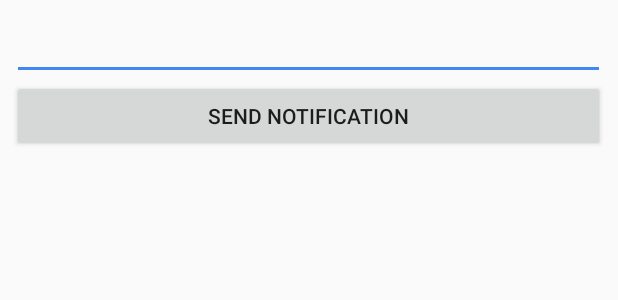
After one commit to segevsig/gymfit_01, an Android app: the layout messaging_screen2.xml on its own in the app's theme, with its tools: preview values and no code run, on a phone screen of 412 x 824 dp. The commit adds this screen. Shown: the top 300 px of the screen. Run offline under Robolectric (Android 15) with nearby library versions, the phone set to English and light mode, and no system bars.

Commit message:
עדכון נוטיפקציות

```diff
--- /dev/null
+++ b/app/src/main/res/layout/messaging_screen2.xml
@@ -0,0 +1,31 @@
+<?xml version="1.0" encoding="utf-8"?>
+<android.support.constraint.ConstraintLayout
+    xmlns:android="http://schemas.android.com/apk/res/android"
+    xmlns:app="http://schemas.android.com/apk/res-auto"
+    xmlns:tools="http://schemas.android.com/tools"
+    android:layout_width="match_parent"
+    android:layout_height="match_parent">
+
+    <LinearLayout
+        android:layout_width="395dp"
+        android:layout_height="643dp"
+        android:layout_marginStart="8dp"
+        android:layout_marginTop="8dp"
+        android:orientation="vertical"
+        app:layout_constraintStart_toStartOf="parent"
+        app:layout_constraintTop_toTopOf="parent">
+
+        <EditText
+            android:id="@+id/editText"
+            android:layout_width="match_parent"
+            android:layout_height="wrap_content"
+            android:ems="10"
+            android:inputType="textMultiLine" />
+
+        <Button
+            android:id="@+id/button2"
+            android:layout_width="match_parent"
+            android:layout_height="wrap_content"
+            android:text="send Notification" />
+    </LinearLayout>
+</android.support.constraint.ConstraintLayout>
--- a/app/src/main/res/values/strings.xml
+++ b/app/src/main/res/values/strings.xml
@@ -3,7 +3,7 @@
     <string name="selected_coach">Selected coach:</string>
     <string name="your_goal">Your goal:</string>
 
-
+    <string name="default_notification_channel_id">Gymfit_CH_01</string>
     <string-array name="goals">
         <item>Your goals</item>
         <item>Get fitter</item>
```
Also changed, not shown: app/src/main/AndroidManifest.xml (+16 -0 lines), app/src/main/java/segev/gimfit/FirebaseMessagingService.java (added, +52 -0 lines), app/src/main/java/segev/gimfit/NotificationActivity.java (added, +28 -0 lines), app/src/main/java/segev/gimfit/dashboard_activity.java (+45 -23 lines), app/src/main/java/segev/gimfit/have_accuont.java (+24 -6 lines), app/src/main/res/layout/activity_notification.xml (added, +20 -0 lines).
